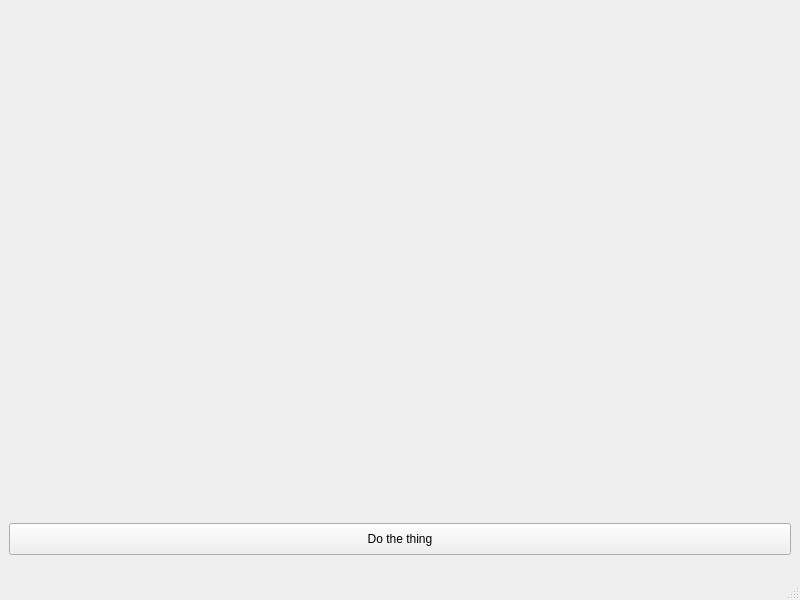
Old version of the form mainwindow.ui in the repository PandaTwoxx/ray-tracer.
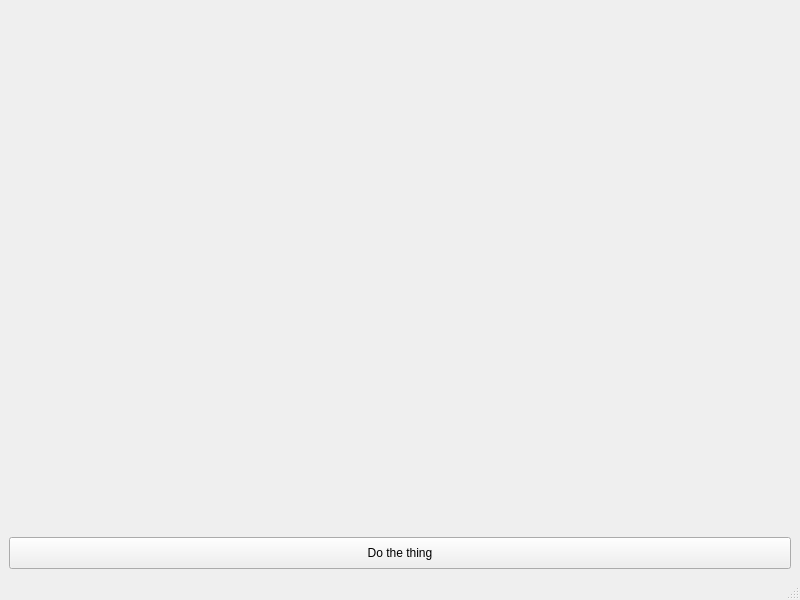
New version of the form.

The edit to the form file:
```diff
--- a/mainwindow.ui
+++ b/mainwindow.ui
@@ -22,14 +22,14 @@
      <widget class="QLabel" name="canvas">
       <property name="minimumSize">
        <size>
-        <width>720</width>
-        <height>480</height>
+        <width>0</width>
+        <height>0</height>
        </size>
       </property>
       <property name="maximumSize">
        <size>
-        <width>720</width>
-        <height>480</height>
+        <width>100000</width>
+        <height>100000</height>
        </size>
       </property>
       <property name="text">
```
